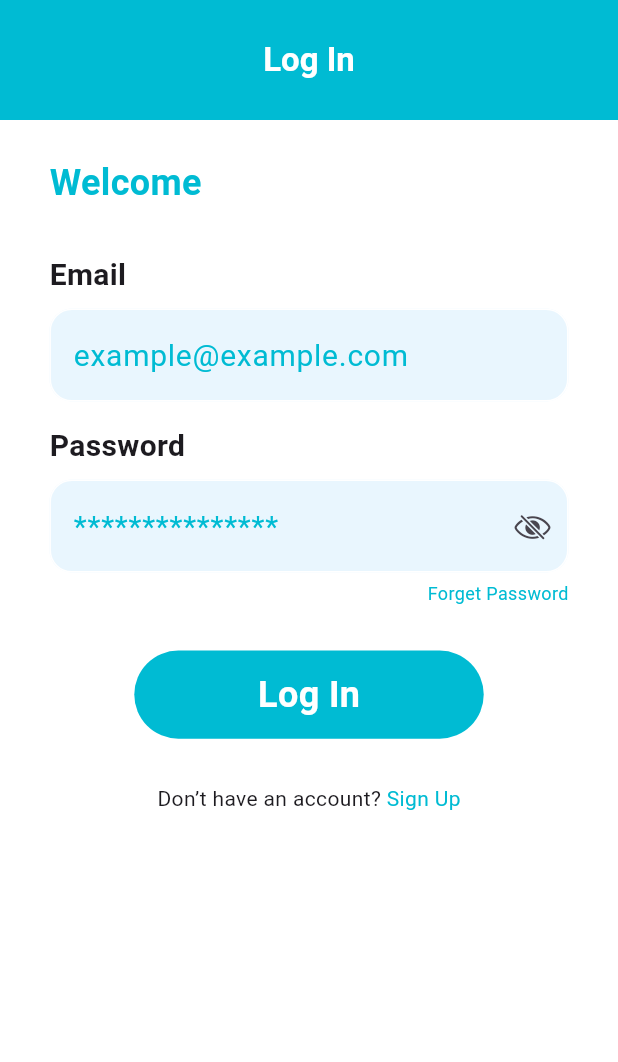
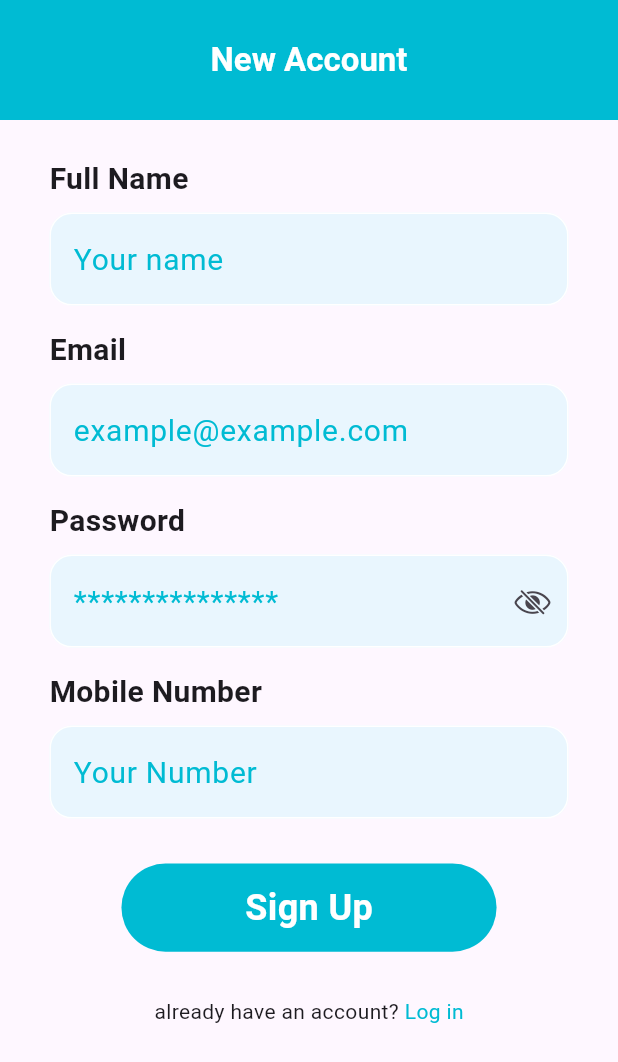
Before and after one commit to Universityprojects1/swe_medical, a Flutter app: the screen it shows after launch, on a phone screen of 412 x 824 dp. Shown: the top 1062 px of the screen. Run offline on Flutter 3.47's test engine with Material 3 defaults, Android fonts, the phone set to English and light mode, and no system bars; our stand-ins replace bloc, dio, dropdown_button2, easy_date_timeline, firebase_core, flutter_bloc and 10 more; missing offline and left inert: time_slot; accounts and stored records are empty.

Commit message:
finish ui of sign up

```diff
--- a/lib/config/routes/routes.dart
+++ b/lib/config/routes/routes.dart
@@ -1,5 +1,6 @@
 import 'package:flutter_bloc/flutter_bloc.dart';
 import 'package:go_router/go_router.dart';
+import 'package:swe_medical/features/auth_feature/presentation/views/sign_up_page.dart';
 import 'package:swe_medical/features/home_layout_feature/presentation/manger/home_layout_cubit.dart';
 import 'package:swe_medical/features/home_layout_feature/presentation/pages/home_layout_page.dart';
 
@@ -8,6 +9,7 @@ import '../../features/auth_feature/presentation/views/sign_in_page.dart';
 class AppRoute {
   static const homeLayout = '/';
   static const signIn = '/SignIn';
+  static const signUp = '/SignUp';
   static final router = GoRouter(
     routes: [
       GoRoute(
@@ -18,8 +20,12 @@ class AppRoute {
         ),
       ),
       GoRoute(
+        path: signIn,
+        builder: (context, state) => const SignInPage(),
+      ),
+      GoRoute(
         path: homeLayout,
-        builder: (context, state) => const SignInPage(),
+        builder: (context, state) => const SignUpPage(),
       ),
     ],
   );
--- /dev/null
+++ b/lib/features/auth_feature/presentation/views/sign_up_page.dart
@@ -0,0 +1,54 @@
+import 'package:flutter/material.dart';
+import 'package:gap/gap.dart';
+import 'package:swe_medical/features/auth_feature/presentation/views/widgets/app_bar.dart';
+import 'package:swe_medical/features/auth_feature/presentation/views/widgets/custom_button.dart';
+import 'package:swe_medical/features/auth_feature/presentation/views/widgets/custom_text_field.dart';
+import 'package:swe_medical/features/auth_feature/presentation/views/widgets/sign_in_or_sign_up.dart';
+
+
+
+class SignUpPage extends StatelessWidget {
+  const SignUpPage({super.key});
+
+  @override
+  Widget build(BuildContext context) {
+    return Scaffold(
+      appBar: buildAppBar("New Account"),
+      body: SingleChildScrollView(
+        child: Padding(
+          padding: EdgeInsets.symmetric(
+              horizontal: MediaQuery.sizeOf(context).width * .08,
+              vertical: MediaQuery.sizeOf(context).height * .03),
+          child: const Column(
+            crossAxisAlignment: CrossAxisAlignment.start,
+            children: [
+              CustomTextField(text: "Your name", title: "Full Name"),
+              Gap(15),
+              CustomTextField(text: "example@example.com", title: "Email"),
+              Gap(15),
+              CustomTextField(
+                text: "***************",
+                title: "Password",
+                isPassword: true,
+              ),
+              Gap(15),
+              CustomTextField(text: "Your Number", title: "Mobile Number"),
+              Gap(30),
+              Align(
+                alignment: Alignment.center,
+                child: CustomButton(
+                  title: "Sign Up",
+                ),
+              ),
+              Gap(30),
+              SignInOrSignUp(
+                text_1: "already have an account? ",
+                text_2: "Log in",
+              )
+            ],
+          ),
+        ),
+      ),
+    );
+  }
+}
```
